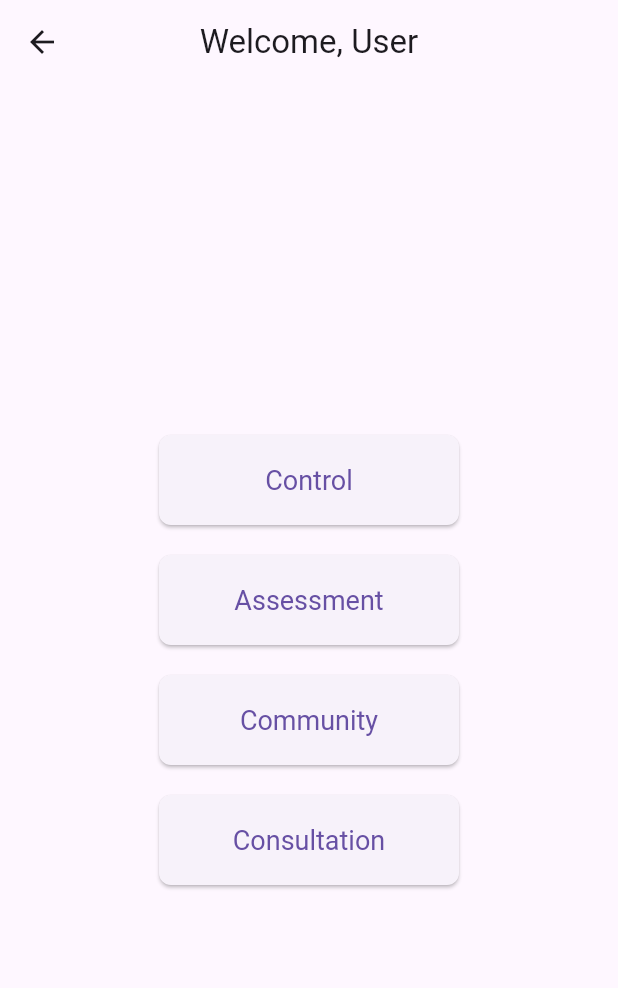
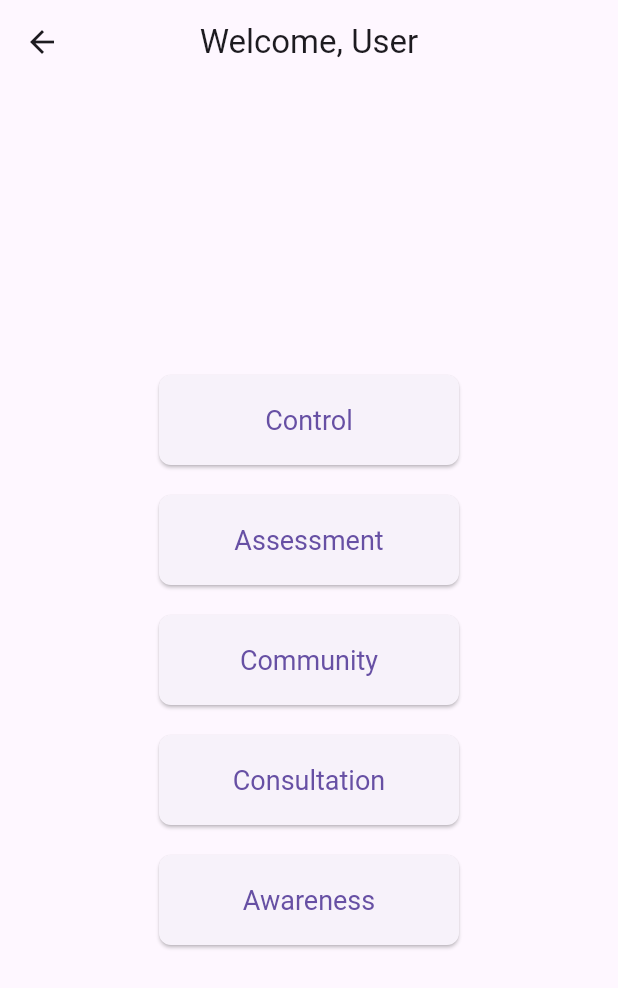
Before and after one commit to princejohnongit/t-w-h-3probably, a Flutter app: the Home screen opened directly, on a phone screen of 412 x 824 dp. Shown: the top 988 px of the screen. Run offline on Flutter 3.47's test engine with Material 3 defaults, Android fonts, the light colour scheme and no system bars; our stand-ins replace table_calendar.

Commit message:
Update Home.dart

```diff
--- a/app/lib/components/pages/Home.dart
+++ b/app/lib/components/pages/Home.dart
@@ -2,6 +2,8 @@ import 'package:flutter/material.dart';
 import 'dart:convert';
 import 'package:flutter/services.dart';
 import 'dart:io';
+
+import 'awareness_page.dart'; // Import AwarenessPage here
 
 class Home extends StatefulWidget {
   @override
@@ -36,6 +38,7 @@ Future<void> loadUserName() async {
       });
     }
   }
+
   @override
   Widget build(BuildContext context) {
     return Scaffold(
@@ -65,6 +68,14 @@ Future<void> loadUserName() async {
             HomeButton(
               title: 'Consultation',
               onTap: () => navigateTo(context, 'Consultation Page'),
+            ),
+            SizedBox(height: 20),
+            HomeButton(
+              title: 'Awareness', // New button for Awareness
+              onTap: () => Navigator.push(
+                context,
+                MaterialPageRoute(builder: (context) => AwarenessPage()),
+              ),
             ),
           ],
         ),
```
Lines whose indentation alone changed are shown as unchanged.
